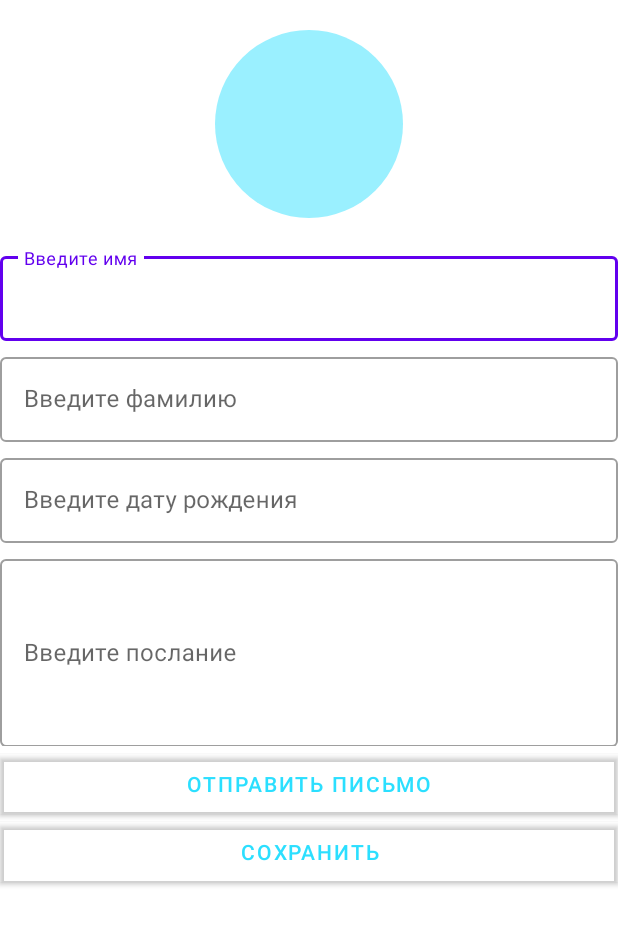
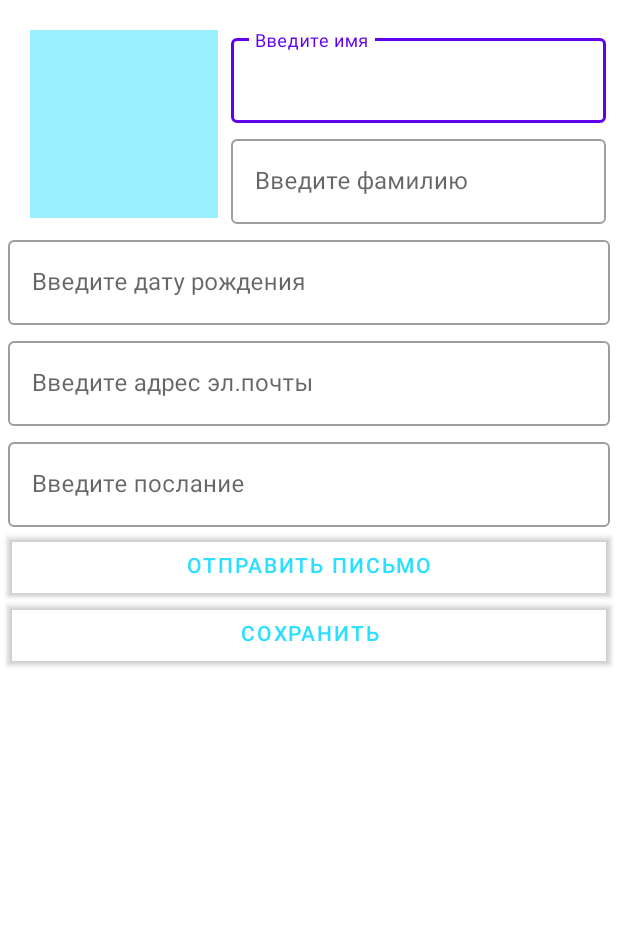
Before and after one commit to unsainted1337/mail, an Android app: the AddListItem screen opened directly, with no data from a screen before it, on a phone screen of 412 x 824 dp. Shown: the top 925 px of the screen. Run offline under Robolectric (Android 15) with nearby library versions, the phone set to English and light mode, and no system bars.

Commit message:
test v 2.0

```diff
--- a/app/src/main/res/layout/activity_add_list_item.xml
+++ b/app/src/main/res/layout/activity_add_list_item.xml
@@ -7,47 +7,36 @@
     tools:context=".AddListItem">
 
 
-
-    <com.google.android.material.card.MaterialCardView
-        android:id="@+id/card"
+    <ImageView
+        android:id="@+id/photo"
+        android:clickable="true"
         android:layout_width="125dp"
+        android:layout_marginLeft="20dp"
+        android:layout_marginTop="20dp"
         android:layout_height="125dp"
-        android:clickable="true"
-        app:cardCornerRadius="65dp"
-        app:cardElevation="0dp"
-        android:layout_marginTop="20dp"
-        app:layout_constraintEnd_toEndOf="parent"
+        android:background="#6603D9FF"
+        android:scaleType="centerCrop"
         app:layout_constraintStart_toStartOf="parent"
-        app:layout_constraintTop_toTopOf="parent">
-
-        <ImageView
-            android:id="@+id/photo"
-            android:layout_width="125dp"
-            android:layout_height="125dp"
-            android:background="#6603D9FF"
-            android:scaleType="centerCrop" />
-
-    </com.google.android.material.card.MaterialCardView>
-
+        app:layout_constraintTop_toTopOf="parent" />
 
 
     <com.google.android.material.textfield.TextInputLayout
         android:id="@+id/namelay"
         style="@style/Widget.MaterialComponents.TextInputLayout.OutlinedBox"
+        android:layout_marginTop="20dp"
+        android:layout_width="250dp"
+        android:layout_height="wrap_content"
         app:layout_constraintEnd_toEndOf="parent"
-        app:layout_constraintStart_toStartOf="parent"
-        app:layout_constraintTop_toBottomOf="@+id/card"
-        android:layout_marginTop="20dp"
-        android:layout_width="match_parent"
-        android:layout_height="wrap_content">
+        app:layout_constraintStart_toEndOf="@+id/photo"
+        app:layout_constraintTop_toTopOf="parent">
 
         <com.google.android.material.textfield.TextInputEditText
             android:id="@+id/inputName"
-            android:textColorHint="#D703D9FF"
+            android:layout_width="match_parent"
+            android:layout_height="wrap_content"
             android:hint="@string/input_name"
             android:inputType="textMultiLine"
-            android:layout_width="match_parent"
-            android:layout_height="wrap_content" />
+            android:textColorHint="#D703D9FF" />
 
 
     </com.google.android.material.textfield.TextInputLayout>
@@ -55,20 +44,20 @@
     <com.google.android.material.textfield.TextInputLayout
         android:id="@+id/lnamelay"
         style="@style/Widget.MaterialComponents.TextInputLayout.OutlinedBox"
+        android:layout_width="250dp"
+        android:layout_height="wrap_content"
+        android:layout_marginTop="5dp"
         app:layout_constraintEnd_toEndOf="parent"
-        app:layout_constraintStart_toStartOf="parent"
-        app:layout_constraintTop_toBottomOf="@+id/namelay"
-        android:layout_marginTop="5dp"
-        android:layout_width="match_parent"
-        android:layout_height="wrap_content">
+        app:layout_constraintStart_toEndOf="@+id/photo"
+        app:layout_constraintTop_toBottomOf="@+id/namelay">
 
         <com.google.android.material.textfield.TextInputEditText
             android:id="@+id/inputLName"
-            android:textColorHint="#D703D9FF"
+            android:layout_width="match_parent"
+            android:layout_height="wrap_content"
             android:hint="@string/input_Lname"
             android:inputType="textMultiLine"
-            android:layout_width="match_parent"
-            android:layout_height="wrap_content" />
+            android:textColorHint="#D703D9FF" />
     </com.google.android.material.textfield.TextInputLayout>
 
 
@@ -79,6 +68,8 @@
         app:layout_constraintStart_toStartOf="parent"
         app:layout_constraintTop_toBottomOf="@+id/lnamelay"
         android:layout_marginTop="5dp"
+        android:layout_marginLeft="5dp"
+        android:layout_marginRight="5dp"
         android:layout_width="match_parent"
         android:layout_height="wrap_content">
 
@@ -92,22 +83,45 @@
     </com.google.android.material.textfield.TextInputLayout>
 
     <com.google.android.material.textfield.TextInputLayout
-        android:id="@+id/textmaillay"
+        android:id="@+id/adressMaillay"
         style="@style/Widget.MaterialComponents.TextInputLayout.OutlinedBox"
-        android:layout_height="130dp"
         android:layout_width="match_parent"
+        android:layout_height="wrap_content"
         android:layout_marginTop="5dp"
+        android:layout_marginLeft="5dp"
+        android:layout_marginRight="5dp"
         app:layout_constraintEnd_toEndOf="parent"
         app:layout_constraintStart_toStartOf="parent"
         app:layout_constraintTop_toBottomOf="@+id/birthdaylay">
 
         <com.google.android.material.textfield.TextInputEditText
+            android:id="@+id/inputMailadress"
+            android:layout_width="match_parent"
+            android:layout_height="wrap_content"
+            android:hint="@string/inout_adress_mail"
+            android:inputType="textMultiLine"
+            android:textColorHint="#D703D9FF" />
+    </com.google.android.material.textfield.TextInputLayout>
+
+    <com.google.android.material.textfield.TextInputLayout
+        android:id="@+id/textmaillay"
+        style="@style/Widget.MaterialComponents.TextInputLayout.OutlinedBox"
+        android:layout_width="match_parent"
+        android:layout_height="wrap_content"
+        android:layout_marginTop="5dp"
+        android:layout_marginLeft="5dp"
+        android:layout_marginRight="5dp"
+        app:layout_constraintEnd_toEndOf="parent"
+        app:layout_constraintStart_toStartOf="parent"
+        app:layout_constraintTop_toBottomOf="@+id/adressMaillay">
+
+        <com.google.android.material.textfield.TextInputEditText
             android:id="@+id/inputMailText"
             android:layout_width="match_parent"
-            android:layout_height="125dp"
+            android:layout_height="wrap_content"
             android:hint="Введите послание"
-            android:textColorHint="#D703D9FF"
-            android:inputType="date" />
+            android:inputType="textMultiLine"
+            android:textColorHint="#D703D9FF" />
     </com.google.android.material.textfield.TextInputLayout>
 
     <com.google.android.material.button.MaterialButton
@@ -118,6 +132,8 @@
         android:background="#FFFFFF"
         android:textColor="#D703D9FF"
         android:text="Отправить письмо"
+        android:layout_marginLeft="5dp"
+        android:layout_marginRight="5dp"
         app:backgroundTint="#00FF0000"
         app:layout_constraintTop_toBottomOf="@+id/textmaillay" />
 
@@ -126,6 +142,8 @@
         android:layout_width="match_parent"
         android:layout_height="40dp"
         android:layout_marginTop="5dp"
+        android:layout_marginRight="5dp"
+        android:layout_marginLeft="5dp"
         android:background="#FFFFFF"
         android:text="Сохранить"
         android:textColor="#D703D9FF"
--- a/app/src/main/res/values/strings.xml
+++ b/app/src/main/res/values/strings.xml
@@ -3,4 +3,5 @@
     <string name="input_name">Введите имя</string>
     <string name="input_Lname">Введите фамилию</string>
     <string name="input_birthday">Введите дату рождения</string>
+    <string name="inout_adress_mail">Введите адрес эл.почты</string>
 </resources>
```
